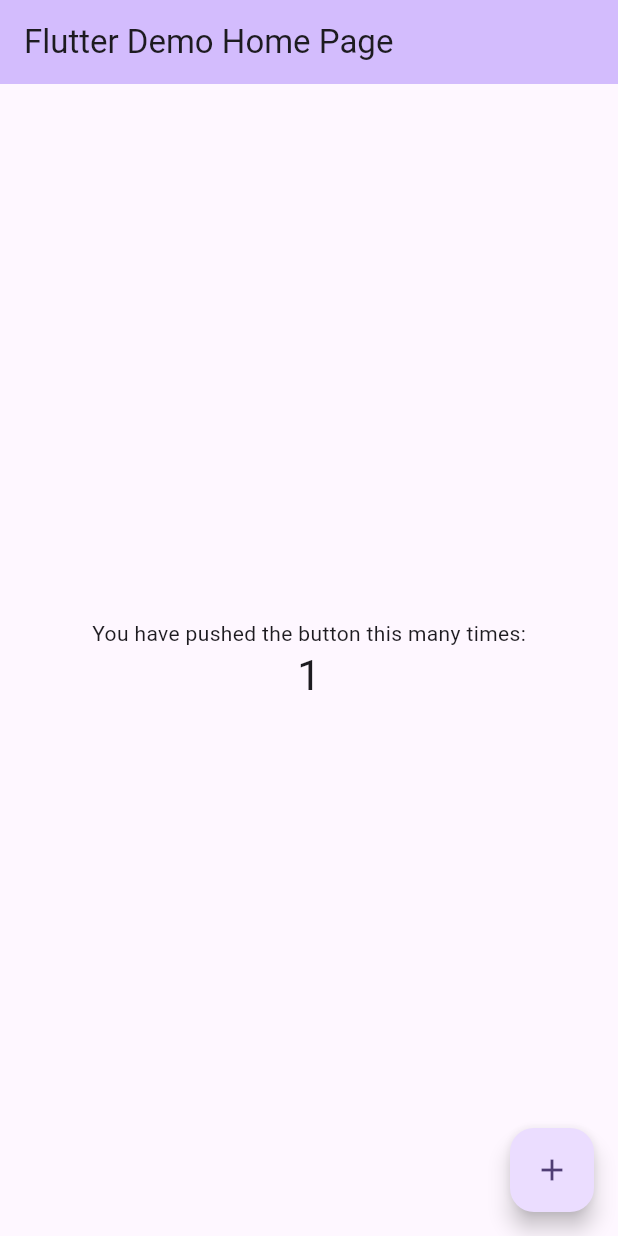
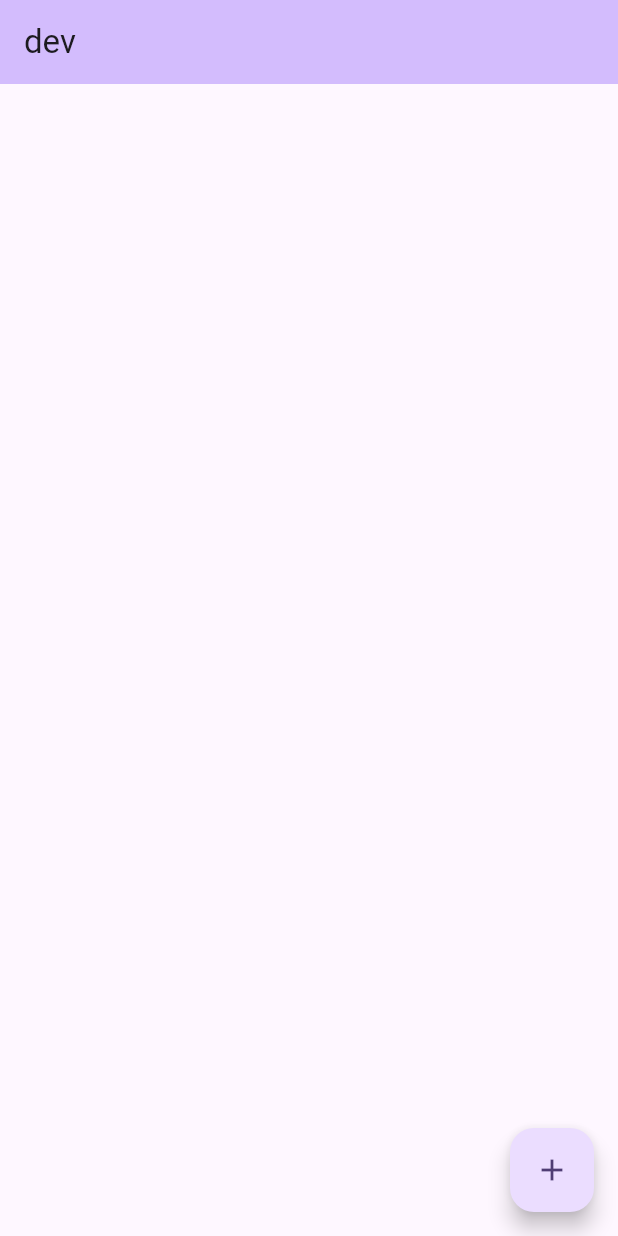
Before and after one commit to TheCuong28121996/flutter_core, a Flutter app: the screen it shows after launch, after a tap on the "add" icon, on a phone screen of 412 x 824 dp. Run offline on Flutter 3.47's test engine with Material 2 defaults, Android fonts, the phone set to English and light mode, and no system bars; our stand-ins replace envied.

Commit message:
config env

```diff
--- /dev/null
+++ b/lib/common/commons.dart
@@ -0,0 +1 @@
+export 'constants/constants.dart';
--- /dev/null
+++ b/lib/common/constants/constants.dart
@@ -0,0 +1,7 @@
+abstract class Constants {
+  Constants._();
+
+  static const String prodEnvironment = 'prod';
+  static const String stgEnvironment = 'stg';
+  static const String devEnvironment = 'dev';
+}
--- /dev/null
+++ b/lib/common/resource/image_path.dart
@@ -0,0 +1,3 @@
+class ImagePath{
+  static const String etonLogo = 'assets/svg/eton_logo.svg';
+}
--- /dev/null
+++ b/lib/common/resource/res.dart
@@ -0,0 +1 @@
+export 'image_path.dart';
--- /dev/null
+++ b/lib/config/app_env.dart
@@ -0,0 +1,12 @@
+import '../main.dart';
+import 'app_env_fields.dart';
+import 'dev/env_dev.dart';
+import 'prod/env_prod.dart';
+import 'stg/env_stg.dart';
+
+abstract interface class AppEnv implements AppEnvFields {
+  factory AppEnv() => _instance;
+
+  static final AppEnv _instance =
+      kDevEnv ? const DevEnv() : (kStgEnv ? const StgEnv() : const ProdEnv());
+}
--- /dev/null
+++ b/lib/config/app_env_fields.dart
@@ -0,0 +1,3 @@
+abstract interface class AppEnvFields {
+  abstract final String environment;
+}
--- /dev/null
+++ b/lib/config/dev/env_dev.dart
@@ -0,0 +1,18 @@
+import 'package:envied/envied.dart';
+import '../app_env.dart';
+import '../app_env_fields.dart';
+
+part 'env_dev.g.dart';
+
+@Envied(name: 'Env', path: '.env_dev')
+final class DevEnv implements AppEnv, AppEnvFields {
+  const DevEnv();
+
+  // @override
+  // @EnviedField(varName: 'ENVIRONMENT', obfuscate: true)
+  // final String environment = _Env.environment;
+
+  @override
+  @EnviedField(varName: 'ENVIRONMENT', obfuscate: true)
+  String get environment => _Env.environment;
+}
--- /dev/null
+++ b/lib/config/prod/env_prod.dart
@@ -0,0 +1,19 @@
+import 'package:envied/envied.dart';
+
+import '../app_env.dart';
+import '../app_env_fields.dart';
+
+part 'env_prod.g.dart';
+
+@Envied(name: 'Env', path: '.env')
+final class ProdEnv implements AppEnv, AppEnvFields {
+  const ProdEnv();
+
+  @override
+  @EnviedField(varName: 'ENVIRONMENT', obfuscate: true)
+  String get environment => _Env.environment;
+
+  // @override
+  // @EnviedField(varName: 'ENVIRONMENT', obfuscate: true)
+  // final String environment = _Env.environment;
+}
--- /dev/null
+++ b/lib/config/stg/env_stg.dart
@@ -0,0 +1,19 @@
+import 'package:envied/envied.dart';
+
+import '../app_env.dart';
+import '../app_env_fields.dart';
+
+part 'env_stg.g.dart';
+
+@Envied(path: '.env_stg')
+final class StgEnv implements AppEnv, AppEnvFields {
+  const StgEnv();
+
+  @override
+  @EnviedField(varName: 'ENVIRONMENT')
+  String get environment => _StgEnv.environment;
+
+  // @override
+  // @EnviedField(varName: 'ENVIRONMENT', obfuscate: true)
+  // final String environment = _Env.environment;
+}
--- a/lib/main.dart
+++ b/lib/main.dart
@@ -1,33 +1,28 @@
 import 'package:flutter/material.dart';
+import 'common/constants/constants.dart';
+import 'config/app_env.dart';
 
-void main() {
-  runApp(const MyApp());
+late final bool kDevEnv;
+late final bool kStgEnv;
+
+Future<Widget> initializeApp(String env) async {
+  kDevEnv = env == Constants.devEnvironment;
+  kStgEnv = env == Constants.stgEnvironment;
+
+  WidgetsFlutterBinding.ensureInitialized();
+
+  return const MyApp();
 }
 
 class MyApp extends StatelessWidget {
   const MyApp({super.key});
 
-  // This widget is the root of your application.
   @override
   Widget build(BuildContext context) {
     return MaterialApp(
       title: 'Flutter Demo',
+      debugShowCheckedModeBanner: false,
       theme: ThemeData(
-        // This is the theme of your application.
-        //
-        // TRY THIS: Try running your application with "flutter run". You'll see
-        // the application has a blue toolbar. Then, without quitting the app,
-        // try changing the seedColor in the colorScheme below to Colors.green
-        // and then invoke "hot reload" (save your changes or press the "hot
-        // reload" button in a Flutter-supported IDE, or press "r" if you used
-        // the command line to start the app).
-        //
-        // Notice that the counter didn't reset back to zero; the application
-        // state is not lost during the reload. To reset the state, use hot
-        // restart instead.
-        //
-        // This works for code too, not just values: Most code changes can be
-        // tested with just a hot reload.
         colorScheme: ColorScheme.fromSeed(seedColor: Colors.deepPurple),
         useMaterial3: true,
       ),
@@ -39,15 +34,6 @@ class MyApp extends StatelessWidget {
 class MyHomePage extends StatefulWidget {
   const MyHomePage({super.key, required this.title});
 
-  // This widget is the home page of your application. It is stateful, meaning
-  // that it has a State object (defined below) that contains fields that affect
-  // how it looks.
-
-  // This class is the configuration for the state. It holds the values (in this
-  // case the title) provided by the parent (in this case the App widget) and
-  // used by the build method of the State. Fields in a Widget subclass are
-  // always marked "final".
-
   final String title;
 
   @override
@@ -55,71 +41,22 @@ class MyHomePage extends StatefulWidget {
 }
 
 class _MyHomePageState extends State<MyHomePage> {
-  int _counter = 0;
-
   void _incrementCounter() {
-    setState(() {
-      // This call to setState tells the Flutter framework that something has
-      // changed in this State, which causes it to rerun the build method below
-      // so that the display can reflect the updated values. If we changed
-      // _counter without calling setState(), then the build method would not be
-      // called again, and so nothing would appear to happen.
-      _counter++;
-    });
+    print(AppEnv().environment);
   }
 
   @override
   Widget build(BuildContext context) {
-    // This method is rerun every time setState is called, for instance as done
-    // by the _incrementCounter method above.
-    //
-    // The Flutter framework has been optimized to make rerunning build methods
-    // fast, so that you can just rebuild anything that needs updating rather
-    // than having to individually change instances of widgets.
     return Scaffold(
       appBar: AppBar(
-        // TRY THIS: Try changing the color here to a specific color (to
-        // Colors.amber, perhaps?) and trigger a hot reload to see the AppBar
-        // change color while the other colors stay the same.
         backgroundColor: Theme.of(context).colorScheme.inversePrimary,
-        // Here we take the value from the MyHomePage object that was created by
-        // the App.build method, and use it to set our appbar title.
-        title: Text(widget.title),
-      ),
-      body: Center(
-        // Center is a layout widget. It takes a single child and positions it
-        // in the middle of the parent.
-        child: Column(
-          // Column is also a layout widget. It takes a list of children and
-          // arranges them vertically. By default, it sizes itself to fit its
-          // children horizontally, and tries to be as tall as its parent.
-          //
-          // Column has various properties to control how it sizes itself and
-          // how it positions its children. Here we use mainAxisAlignment to
-          // center the children vertically; the main axis here is the vertical
-          // axis because Columns are vertical (the cross axis would be
-          // horizontal).
-          //
-          // TRY THIS: Invoke "debug painting" (choose the "Toggle Debug Paint"
-          // action in the IDE, or press "p" in the console), to see the
-          // wireframe for each widget.
-          mainAxisAlignment: MainAxisAlignment.center,
-          children: <Widget>[
-            const Text(
-              'You have pushed the button this many times:',
-            ),
-            Text(
-              '$_counter',
-              style: Theme.of(context).textTheme.headlineMedium,
-            ),
-          ],
-        ),
+        title: Text(AppEnv().environment),
       ),
       floatingActionButton: FloatingActionButton(
         onPressed: _incrementCounter,
         tooltip: 'Increment',
         child: const Icon(Icons.add),
-      ), // This trailing comma makes auto-formatting nicer for build methods.
+      ),
     );
   }
 }
--- /dev/null
+++ b/lib/main_dev.dart
@@ -0,0 +1,9 @@
+import 'package:flutter/material.dart';
+
+import 'common/constants/constants.dart';
+import 'main.dart';
+
+void main() async {
+  Widget app = await initializeApp(Constants.devEnvironment);
+  runApp(app);
+}
--- /dev/null
+++ b/lib/main_prod.dart
@@ -0,0 +1,8 @@
+import 'package:flutter/material.dart';
+import 'common/constants/constants.dart';
+import 'main.dart';
+
+void main() async {
+  Widget app = await initializeApp(Constants.prodEnvironment);
+  runApp(app);
+}
--- /dev/null
+++ b/lib/main_stg.dart
@@ -0,0 +1,9 @@
+import 'package:flutter/material.dart';
+
+import 'common/constants/constants.dart';
+import 'main.dart';
+
+void main() async {
+  Widget app = await initializeApp(Constants.stgEnvironment);
+  runApp(app);
+}
```
Also changed, not shown: pubspec.yaml (+4 -67 lines), lib/config/dev/env_dev.g.dart (added), lib/config/prod/env_prod.g.dart (added), lib/config/stg/env_stg.g.dart (added), pubspec.lock, 10 other files.
